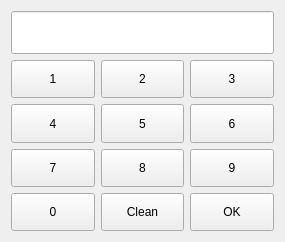
Old version of the form CloudPrintApp/keyinput.ui in the repository RayMalak/QtApp.
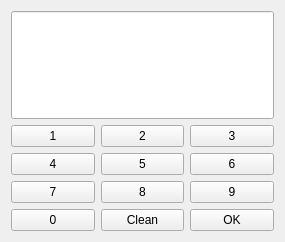
New version of the form.

```diff
--- a/CloudPrintApp/keyinput.ui
+++ b/CloudPrintApp/keyinput.ui
@@ -25,11 +25,11 @@
     </widget>
    </item>
    <item>
-    <layout class="QGridLayout" name="gridLayout">
+    <layout class="QGridLayout" name="gridLayout" rowstretch="1,1,1,1" rowminimumheight="1,1,1,1">
      <item row="0" column="0">
       <widget class="QPushButton" name="pbNum1">
        <property name="sizePolicy">
-        <sizepolicy hsizetype="Minimum" vsizetype="Minimum">
+        <sizepolicy hsizetype="Minimum" vsizetype="Fixed">
          <horstretch>0</horstretch>
          <verstretch>0</verstretch>
         </sizepolicy>
@@ -37,12 +37,18 @@
        <property name="text">
         <string>1</string>
        </property>
+       <property name="default">
+        <bool>false</bool>
+       </property>
+       <property name="flat">
+        <bool>false</bool>
+       </property>
       </widget>
      </item>
      <item row="0" column="1">
       <widget class="QPushButton" name="pbNum2">
        <property name="sizePolicy">
-        <sizepolicy hsizetype="Minimum" vsizetype="Minimum">
+        <sizepolicy hsizetype="Minimum" vsizetype="Fixed">
          <horstretch>0</horstretch>
          <verstretch>0</verstretch>
         </sizepolicy>
@@ -55,7 +61,7 @@
      <item row="0" column="2">
       <widget class="QPushButton" name="pbNum3">
        <property name="sizePolicy">
-        <sizepolicy hsizetype="Minimum" vsizetype="Minimum">
+        <sizepolicy hsizetype="Minimum" vsizetype="Fixed">
          <horstretch>0</horstretch>
          <verstretch>0</verstretch>
         </sizepolicy>
@@ -68,7 +74,7 @@
      <item row="1" column="0">
       <widget class="QPushButton" name="pbNum4">
        <property name="sizePolicy">
-        <sizepolicy hsizetype="Minimum" vsizetype="Minimum">
+        <sizepolicy hsizetype="Minimum" vsizetype="Fixed">
          <horstretch>0</horstretch>
          <verstretch>0</verstretch>
         </sizepolicy>
@@ -81,7 +87,7 @@
      <item row="1" column="1">
       <widget class="QPushButton" name="pbNum5">
        <property name="sizePolicy">
-        <sizepolicy hsizetype="Minimum" vsizetype="Minimum">
+        <sizepolicy hsizetype="Minimum" vsizetype="Fixed">
          <horstretch>0</horstretch>
          <verstretch>0</verstretch>
         </sizepolicy>
@@ -94,7 +100,7 @@
      <item row="1" column="2">
       <widget class="QPushButton" name="pbNum6">
        <property name="sizePolicy">
-        <sizepolicy hsizetype="Minimum" vsizetype="Minimum">
+        <sizepolicy hsizetype="Minimum" vsizetype="Fixed">
          <horstretch>0</horstretch>
          <verstretch>0</verstretch>
         </sizepolicy>
@@ -107,7 +113,7 @@
      <item row="2" column="0">
       <widget class="QPushButton" name="pbNum7">
        <property name="sizePolicy">
-        <sizepolicy hsizetype="Minimum" vsizetype="Minimum">
+        <sizepolicy hsizetype="Minimum" vsizetype="Fixed">
          <horstretch>0</horstretch>
          <verstretch>0</verstretch>
         </sizepolicy>
@@ -120,7 +126,7 @@
      <item row="2" column="1">
       <widget class="QPushButton" name="pbNum8">
        <property name="sizePolicy">
-        <sizepolicy hsizetype="Minimum" vsizetype="Minimum">
+        <sizepolicy hsizetype="Minimum" vsizetype="Fixed">
          <horstretch>0</horstretch>
          <verstretch>0</verstretch>
         </sizepolicy>
@@ -133,7 +139,7 @@
      <item row="2" column="2">
       <widget class="QPushButton" name="pbNum9">
        <property name="sizePolicy">
-        <sizepolicy hsizetype="Minimum" vsizetype="Minimum">
+        <sizepolicy hsizetype="Minimum" vsizetype="Fixed">
          <horstretch>0</horstretch>
          <verstretch>0</verstretch>
         </sizepolicy>
@@ -146,7 +152,7 @@
      <item row="3" column="0">
       <widget class="QPushButton" name="pbNum0">
        <property name="sizePolicy">
-        <sizepolicy hsizetype="Minimum" vsizetype="Minimum">
+        <sizepolicy hsizetype="Minimum" vsizetype="Fixed">
          <horstretch>0</horstretch>
          <verstretch>0</verstretch>
         </sizepolicy>
@@ -159,7 +165,7 @@
      <item row="3" column="1">
       <widget class="QPushButton" name="pbClear">
        <property name="sizePolicy">
-        <sizepolicy hsizetype="Minimum" vsizetype="Minimum">
+        <sizepolicy hsizetype="Minimum" vsizetype="Fixed">
          <horstretch>0</horstretch>
          <verstretch>0</verstretch>
         </sizepolicy>
@@ -172,7 +178,7 @@
      <item row="3" column="2">
       <widget class="QPushButton" name="pbOK">
        <property name="sizePolicy">
-        <sizepolicy hsizetype="Minimum" vsizetype="Minimum">
+        <sizepolicy hsizetype="Minimum" vsizetype="Fixed">
          <horstretch>0</horstretch>
          <verstretch>0</verstretch>
         </sizepolicy>
```
Left out of the diff: 6 changed lines with no effect on the pictures.
